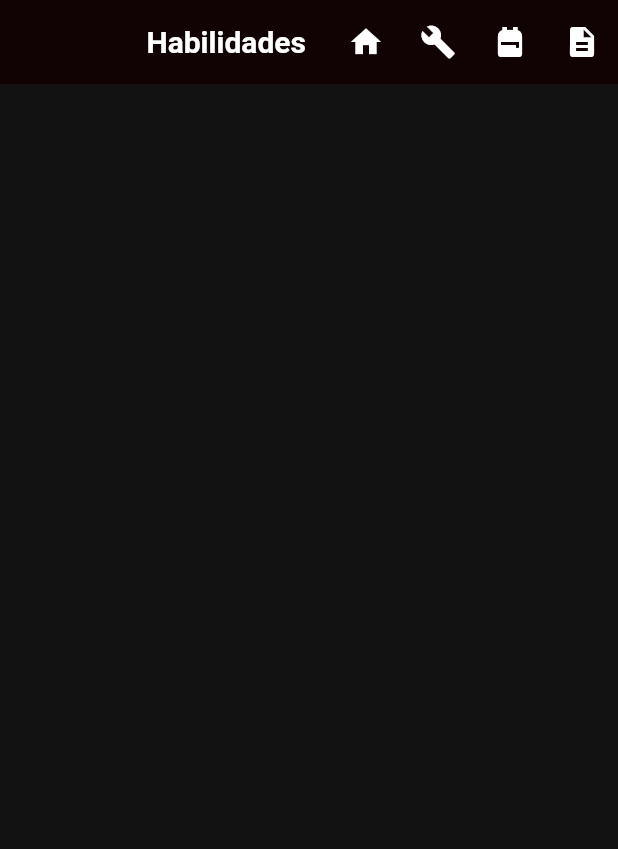
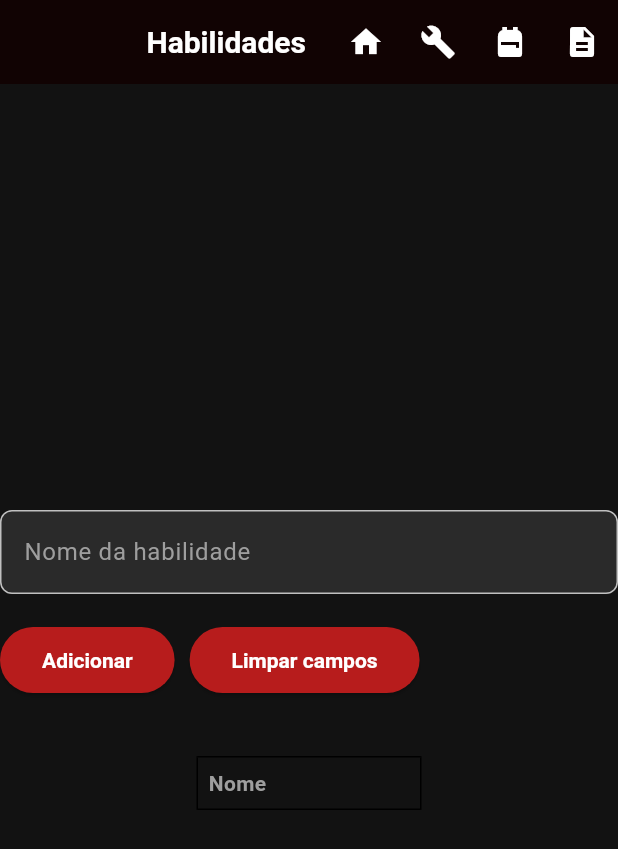
Before and after one commit to YuriGCC/ficha_paranormal, a Flutter app: the AttackListScreen screen opened by its route, on a phone screen of 412 x 824 dp. Shown: the top 849 px of the screen. Run offline on Flutter 3.47's test engine with Material 3 defaults, Android fonts, the phone set to English and light mode, and no system bars; Roboto replaces fonts that are missing (CourierNew).

Commit message:
Adição da possibilidade de adição de habilidades em uma tabela na tela de Habilidades

```diff
--- /dev/null
+++ b/lib/modules/attackList/attackListController.dart
@@ -0,0 +1,5 @@
+import 'package:flutter/material.dart';
+
+class AttackListController {
+  final nameInput = TextEditingController();
+}
--- a/lib/modules/attackList/attackListState.dart
+++ b/lib/modules/attackList/attackListState.dart
@@ -1,13 +1,81 @@
 import 'package:flutter/material.dart';
 import 'package:ficha_paranormal/utils/widgets/navigation_bar.dart';
 import 'package:ficha_paranormal/modules/attackList/attackListScreen.dart';
+import 'package:ficha_paranormal/modules/attackList/attackListController.dart';
 
 class AttackListState extends State<AttackListScreen> {
+  final controller = AttackListController();
+
+  List<String> ataques = [];
+
+  void addAttackInTable(String attack) {
+    if (attack.isEmpty) return;
+    setState(() {
+      ataques.add(attack);
+      controller.nameInput.clear();
+    });
+  }
+
   @override
   Widget build(BuildContext context) {
     return Scaffold(
       appBar: NavigationAppBar(title: 'Habilidades'),
+      body: Column(
+        mainAxisAlignment: MainAxisAlignment.center,
+        children: [
+          TextField(
+            controller: controller.nameInput,
+            decoration: InputDecoration(hintText: 'Nome da habilidade'),
+          ),
+          const SizedBox(height: 20),
+          Row(
+            children: [
+              ElevatedButton(
+                onPressed: () {
+                  addAttackInTable(controller.nameInput.text);
+                },
+                child: const Text('Adicionar'),
+              ),
+              const SizedBox(width: 10),
+              ElevatedButton(
+                onPressed: () {
+                  setState(() {
+                    ataques.clear();
+                    controller.nameInput.clear();
+                  });
+                },
+                child: const Text('Limpar campos'),
+              ),
+            ],
+          ),
+          const SizedBox(height: 40),
+          SingleChildScrollView(
+            scrollDirection: Axis.horizontal,
+            child: Table(
+              border: TableBorder.all(),
+              defaultColumnWidth: FixedColumnWidth(150),
+              children: [
+                TableRow(
+                  children: [
+                    Padding(
+                      padding: EdgeInsets.all(8),
+                      child: Text('Nome', style: TextStyle(fontWeight: FontWeight.bold)),
+                    ),
+                  ],
+                ),
+                ...ataques.map((attack) => TableRow(
+                  children: [
+                    Padding(
+                      padding: EdgeInsets.all(8),
+                      child: Text(attack),
+                    ),
+                  ],
+                )),
+              ],
+            ),
+          ),
+        ],
+      ),
     );
   }
-
 }
```
